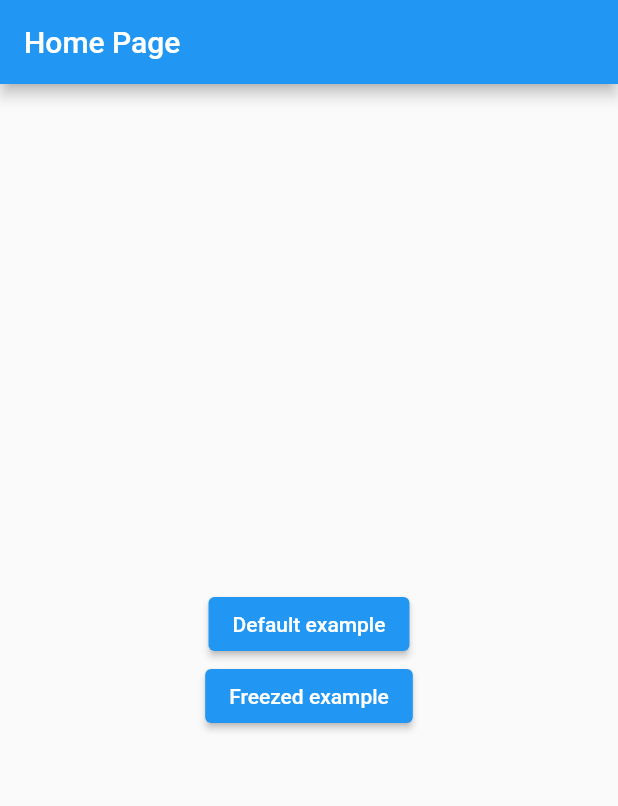
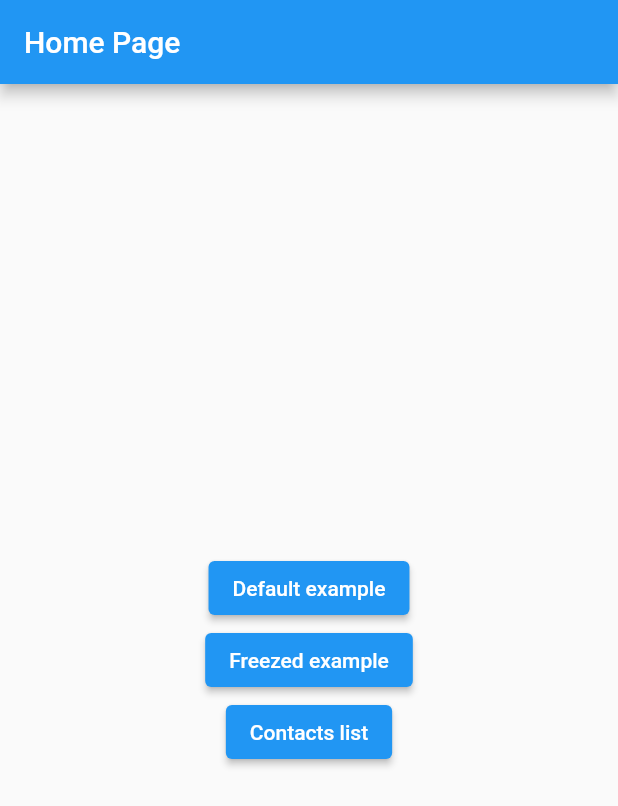
Before and after one commit to manuelzzz/first_bloc_contact, a Flutter app: the screen it shows after launch, on a phone screen of 412 x 824 dp. Shown: the top 806 px of the screen. Run offline on Flutter 3.47's test engine with Material 2 defaults, Android fonts, the phone set to English and light mode, and no system bars; our stand-ins replace bloc, flutter_bloc, freezed_annotation.

Commit message:
Home page update

```diff
--- a/lib/home/home_page.dart
+++ b/lib/home/home_page.dart
@@ -25,6 +25,12 @@ class HomePage extends StatelessWidget {
               },
               child: const Text('Freezed example'),
             ),
+            ElevatedButton(
+              onPressed: () {
+                Navigator.of(context).pushNamed('/contacts/list');
+              },
+              child: const Text('Contacts list'),
+            ),
           ],
         ),
       ),
```
